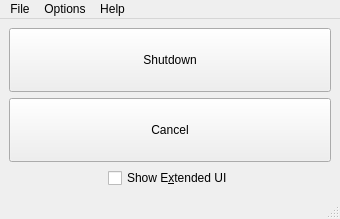
This is mainwindow.ui in gghavoc/ShutdownScheduler as Qt 5 draws it before an edit. The edited form follows.
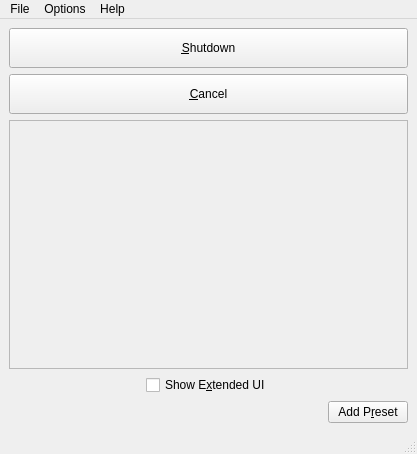
This is the edited form.

```diff
--- a/mainwindow.ui
+++ b/mainwindow.ui
@@ -6,16 +6,10 @@
    <rect>
     <x>0</x>
     <y>0</y>
-    <width>340</width>
-    <height>219</height>
+    <width>417</width>
+    <height>454</height>
    </rect>
   </property>
-  <property name="minimumSize">
-   <size>
-    <width>0</width>
-    <height>0</height>
-   </size>
-  </property>
   <property name="windowTitle">
    <string>Shutdown Scheduler</string>
   </property>
@@ -26,13 +20,16 @@
    <layout class="QGridLayout" name="gridLayout">
     <item row="0" column="0">
      <layout class="QVBoxLayout" name="topLayout">
+      <property name="sizeConstraint">
+       <enum>QLayout::SetDefaultConstraint</enum>
+      </property>
       <item>
        <widget class="QPushButton" name="shutDownButton">
         <property name="enabled">
          <bool>true</bool>
         </property>
         <property name="sizePolicy">
-         <sizepolicy hsizetype="Expanding" vsizetype="Expanding">
+         <sizepolicy hsizetype="Expanding" vsizetype="Fixed">
           <horstretch>0</horstretch>
           <verstretch>0</verstretch>
          </sizepolicy>
@@ -50,7 +47,7 @@
          <string>Schedule a shutdown request</string>
         </property>
         <property name="text">
-         <string>Shutdown</string>
+         <string>&amp;Shutdown</string>
         </property>
        </widget>
       </item>
@@ -60,7 +57,7 @@
          <bool>true</bool>
         </property>
         <property name="sizePolicy">
-         <sizepolicy hsizetype="Expanding" vsizetype="Expanding">
+         <sizepolicy hsizetype="Expanding" vsizetype="Fixed">
           <horstretch>0</horstretch>
           <verstretch>0</verstretch>
          </sizepolicy>
@@ -77,29 +74,36 @@
         <property name="statusTip">
          <string>Cancel all pending shutdown requests</string>
         </property>
+        <property name="styleSheet">
+         <string notr="true"/>
+        </property>
         <property name="text">
-         <string>Cancel</string>
+         <string>&amp;Cancel</string>
         </property>
        </widget>
       </item>
      </layout>
     </item>
     <item row="1" column="0">
+     <widget class="QScrollArea" name="presetScrollArea">
+      <property name="widgetResizable">
+       <bool>true</bool>
+      </property>
+      <widget class="QWidget" name="scrollAreaWidgetContents">
+       <property name="geometry">
+        <rect>
+         <x>0</x>
+         <y>0</y>
+         <width>397</width>
+         <height>237</height>
+        </rect>
+       </property>
+      </widget>
+     </widget>
+    </item>
+    <item row="2" column="0">
      <layout class="QHBoxLayout" name="bottomLayout">
-      <item>
-       <spacer name="leftSpacer">
-        <property name="orientation">
-         <enum>Qt::Horizontal</enum>
-        </property>
-        <property name="sizeHint" stdset="0">
-         <size>
-          <width>40</width>
-          <height>20</height>
-         </size>
-        </property>
-       </spacer>
-      </item>
-      <item>
+      <item alignment="Qt::AlignHCenter">
        <widget class="QCheckBox" name="showExtendedUiCheckBox">
         <property name="statusTip">
          <string>Show more application feature</string>
@@ -109,21 +113,24 @@
         </property>
        </widget>
       </item>
-      <item>
-       <spacer name="rightSpacer">
-        <property name="orientation">
-         <enum>Qt::Horizontal</enum>
-        </property>
-        <property name="sizeHint" stdset="0">
-         <size>
-          <width>40</width>
-          <height>20</height>
-         </size>
-        </property>
-       </spacer>
-      </item>
      </layout>
     </item>
+    <item row="3" column="0" alignment="Qt::AlignRight">
+     <widget class="QPushButton" name="addPresetButton">
+      <property name="sizePolicy">
+       <sizepolicy hsizetype="Fixed" vsizetype="Fixed">
+        <horstretch>0</horstretch>
+        <verstretch>0</verstretch>
+       </sizepolicy>
+      </property>
+      <property name="statusTip">
+       <string>Add to preset selection</string>
+      </property>
+      <property name="text">
+       <string>Add P&amp;reset</string>
+      </property>
+     </widget>
+    </item>
    </layout>
   </widget>
   <widget class="QMenuBar" name="menuBar">
@@ -131,7 +138,7 @@
     <rect>
      <x>0</x>
      <y>0</y>
-     <width>340</width>
+     <width>417</width>
      <height>21</height>
     </rect>
    </property>
```
